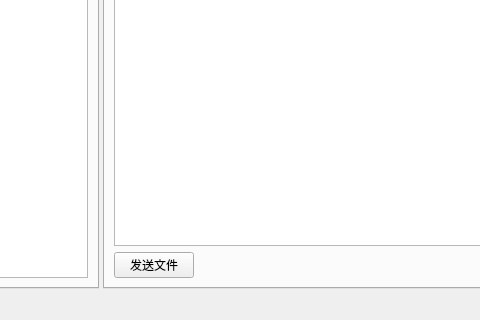
First picture: the form in src/ui/mainwindow.ui, repository Maplexff/LanLinkChat, before the edit; both pictures show x 309 to 789 and y 500 to 820 of the 1280 by 820 pixel window.
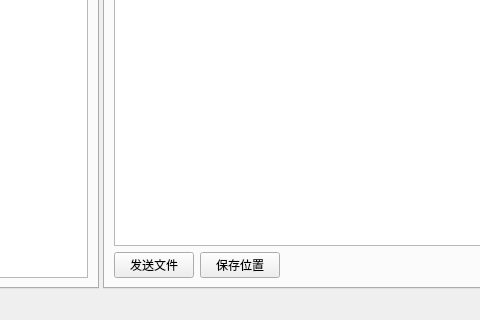
Second picture: the form after the edit. The open tabs and pages were chosen to show the change. Custom widgets are drawn as their Qt base class.

```diff
--- a/src/ui/mainwindow.ui
+++ b/src/ui/mainwindow.ui
@@ -139,6 +139,13 @@
                     </property>
                    </widget>
                   </item>
+                  <item>
+                   <widget class="QPushButton" name="downloadDirButton">
+                    <property name="text">
+                     <string>保存位置</string>
+                    </property>
+                   </widget>
+                  </item>
                   <item>
                    <spacer name="messageActionSpacer">
                     <property name="orientation">
```
